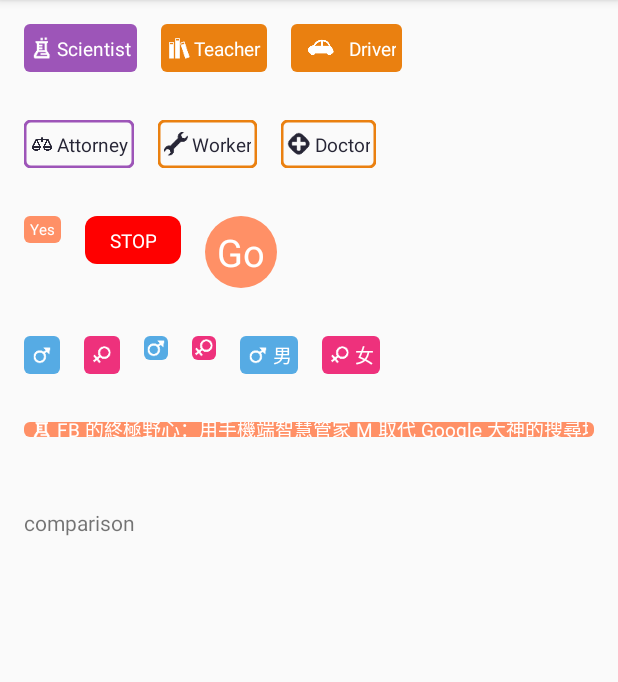
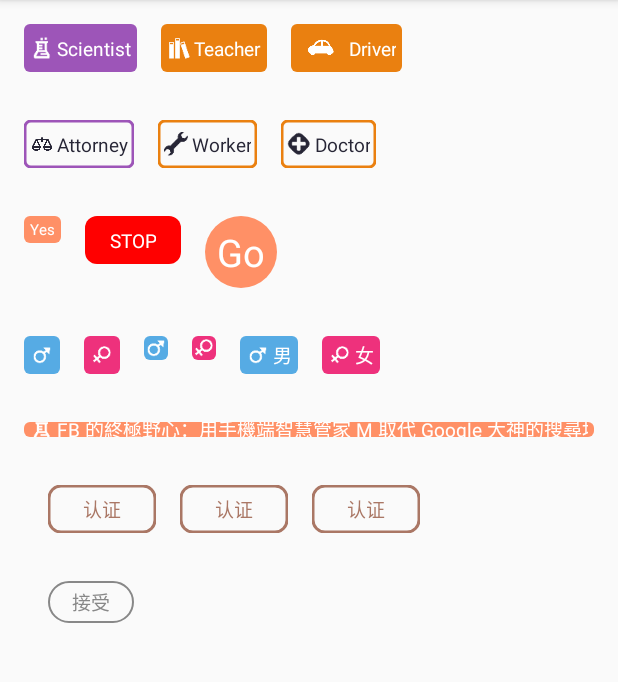
Before and after one commit to Jude95/TAGView, an Android app: the screen it shows after launch (MainActivity), on a phone screen of 412 x 824 dp, the part 84-766 px from its top. Run offline under Robolectric (Android 15) with nearby library versions, the phone set to English and light mode, and no system bars.

Commit message:
fix stokewidth bug

```diff
--- a/demo/src/main/java/com/jude/tagviewdemo/MainActivity.java
+++ b/demo/src/main/java/com/jude/tagviewdemo/MainActivity.java
@@ -4,21 +4,26 @@ import android.graphics.Color;
 import android.os.Bundle;
 import android.support.v7.app.AppCompatActivity;
 import android.view.View;
+import android.view.ViewGroup;
+import android.widget.LinearLayout;
 
 import com.jude.tagview.TAGView;
 
 public class MainActivity extends AppCompatActivity {
     private TAGView view;
     private TAGView cer;
+    private LinearLayout container;
 
     @Override
     protected void onCreate(Bundle savedInstanceState) {
         super.onCreate(savedInstanceState);
         setContentView(R.layout.activity_main);
 
-        cer = (TAGView) findViewById(R.id.tag_certification);
-        cer.setAsCircle();
-        cer.setBackgroundColor(Color.GRAY);
+        TAGView cer = (TAGView) findViewById(R.id.tag_certification_radius);
+        cer.setRadius(dip2px(8));
+
+        TAGView cer2 = (TAGView) findViewById(R.id.tag_certification_stroke);
+        cer2.setStrokeWidth(dip2px(2));
 
         view = (TAGView) findViewById(R.id.tag_text);
         view.setText("FB 的終極野心：用手機端智慧管家 M 取代 Google 大神的搜尋地位");
@@ -28,7 +33,25 @@ public class MainActivity extends AppCompatActivity {
                 view.setText("COOL");
             }
         });
+
+        container = findViewById(R.id.container);
+
+        TAGView tagView = new TAGView(this);
+        LinearLayout.LayoutParams params = new LinearLayout.LayoutParams(ViewGroup.LayoutParams.WRAP_CONTENT, dip2px(28));
+        params.setMargins(dip2px(16), 0, 0, 0);
+        tagView.setLayoutParams(params);
+        tagView.setPadding(dip2px(16), 0, dip2px(16), 0);
+        tagView.setText("接受");
+        tagView.setTextColor(Color.GRAY);
+        tagView.setBackgroundColor(Color.GRAY);
+        tagView.setStrokeWidth(dip2px(1));
+        tagView.setRadius(dip2px(16));
+        container.addView(tagView);
     }
 
+    public int dip2px(float dpValue) {
+        final float scale = getResources().getDisplayMetrics().density;
+        return (int) (dpValue * scale + 0.5f);
+    }
 
 }
--- a/demo/src/main/res/layout/activity_main.xml
+++ b/demo/src/main/res/layout/activity_main.xml
@@ -171,19 +171,57 @@
             app:tag_text="Yes"
             app:tag_radius="4dp"/>
 
+
+    </LinearLayout>
+
+
+    <LinearLayout
+        android:layout_width="match_parent"
+        android:layout_height="wrap_content"
+        android:orientation="horizontal"
+        android:layout_margin="16dp">
+
         <com.jude.tagview.TAGView
-            android:id="@+id/tag_certification"
             android:layout_width="72dp"
-            android:layout_height="wrap_content"
+            android:layout_height="32dp"
             android:layout_marginLeft="16dp"
-            app:tag_icon="@drawable/ic_certification"
+            app:tag_stroke_width="2dp"
             app:tag_text="认证"
+            app:tag_color="#aa7765"
+            app:tag_text_color="#aa7765"
+            app:tag_radius="8dp"
             />
+
+        <com.jude.tagview.TAGView
+            android:id="@+id/tag_certification_radius"
+            android:layout_width="72dp"
+            android:layout_height="32dp"
+            android:layout_marginLeft="16dp"
+            app:tag_stroke_width="2dp"
+            app:tag_text="认证"
+            app:tag_color="#aa7765"
+            app:tag_text_color="#aa7765"
+            />
+
+        <com.jude.tagview.TAGView
+            android:id="@+id/tag_certification_stroke"
+            android:layout_width="72dp"
+            android:layout_height="32dp"
+            android:layout_marginLeft="16dp"
+            app:tag_text="认证"
+            app:tag_color="#aa7765"
+            app:tag_text_color="#aa7765"
+            app:tag_radius="8dp"
+            />
+
     </LinearLayout>
-    <TextView
+
+
+    <LinearLayout
+        android:id="@+id/container"
         android:layout_width="match_parent"
-        android:layout_height="32dp"
-        android:layout_margin="16dp"
-        android:text="comparison"/>
+        android:layout_height="wrap_content"
+        android:padding="16dp"
+        android:orientation="horizontal"/>
 
 </LinearLayout>
--- a/tagview/src/main/java/com/jude/tagview/TAGView.java
+++ b/tagview/src/main/java/com/jude/tagview/TAGView.java
@@ -52,6 +52,7 @@ public class TAGView extends ViewGroup {
         setWillNotDraw(false);
         mPaint = new Paint();
         mPaint.setAntiAlias(true);
+        mPaint.setStyle(Paint.Style.FILL_AND_STROKE);
         LayoutInflater.from(getContext()).inflate(R.layout.tag_view,this,true);
         mImageView = (ImageView) findViewById(R.id.icon);
         mTextView = (TextView) findViewById(R.id.text);
@@ -114,9 +115,10 @@ public class TAGView extends ViewGroup {
     }
 
     public void setStrokeWidth(int width){
-        if (width != 0){
-            mPaint.setStrokeWidth(width);
+        strokeWidth = width;
+        if (strokeWidth != 0){
             mPaint.setStyle(Paint.Style.STROKE);
+            mPaint.setStrokeWidth(strokeWidth);
             mPaint.setStrokeJoin(Paint.Join.ROUND);
             mPaint.setStrokeCap(Paint.Cap.ROUND);
         }else{
```
Also changed, not shown: build.gradle (+6 -3 lines), demo/build.gradle (+5 -6 lines), tagview/build.gradle (+6 -7 lines), gradle/wrapper/gradle-wrapper.properties, 1 other file.
